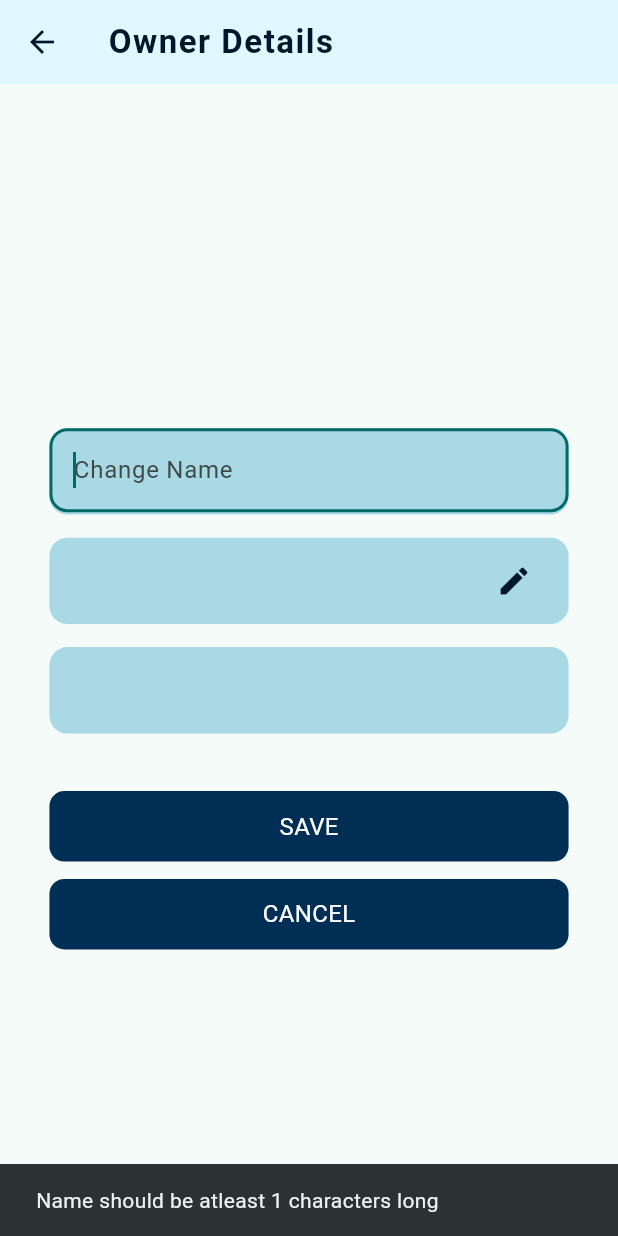
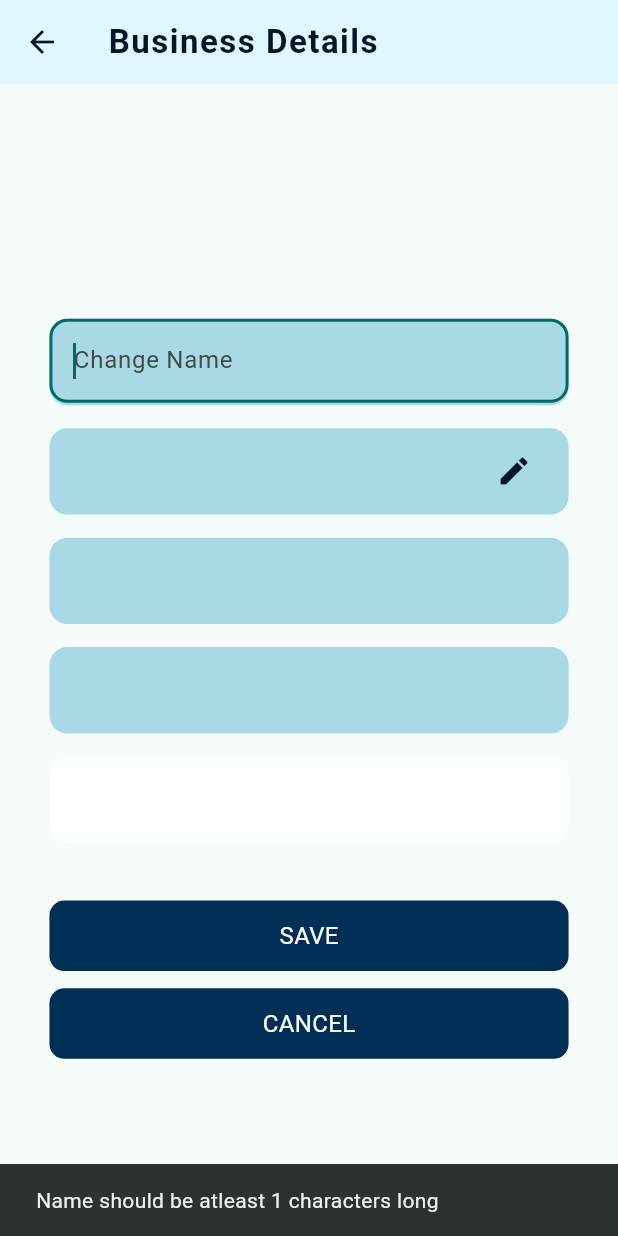
Before and after one commit to CodeWithJeet1204/LS-Business, a Flutter app: the BusinessDetailsPage screen opened by its route, after a tap on the "edit" icon, after a tap on "SAVE", on a phone screen of 412 x 824 dp. Run offline on Flutter 3.47's test engine with Material 3 defaults, Android fonts, the phone set to English and light mode, and no system bars; our stand-ins replace cloud_firestore, firebase_auth, firebase_core, firebase_storage, google_fonts, google_sign_in and 4 more; accounts and stored records are empty.

Commit message:
Business Details Page - UI + Firebase

```diff
--- a/lib/page/main/profile/business_details_page.dart
+++ b/lib/page/main/profile/business_details_page.dart
@@ -1,12 +1,14 @@
 import 'dart:typed_data';
 
 import 'package:cloud_firestore/cloud_firestore.dart';
+import 'package:find_easy/firebase/storage_methods.dart';
 import 'package:find_easy/utils/colors.dart';
 import 'package:find_easy/widgets/button.dart';
-import 'package:find_easy/widgets/image_pick_dialog.dart';
+import 'package:find_easy/widgets/image_picker.dart';
 import 'package:find_easy/widgets/snack_bar.dart';
 import 'package:firebase_auth/firebase_auth.dart';
 import 'package:flutter/material.dart';
+import 'package:image_picker/image_picker.dart';
 
 class BusinessDetailsPage extends StatefulWidget {
   const BusinessDetailsPage({super.key});
@@ -18,15 +20,16 @@ class BusinessDetailsPage extends StatefulWidget {
 class _BusinessDetailsPageState extends State<BusinessDetailsPage> {
   final FirebaseAuth auth = FirebaseAuth.instance;
   final TextEditingController nameController = TextEditingController();
-  final TextEditingController numberController = TextEditingController();
+  final TextEditingController addressController = TextEditingController();
   String name = "";
-  String phoneNo = "";
-  String email = "";
+  String address = "";
+  String industry = "";
+  String type = "";
+  String membership = "";
   String photoUrl = "";
-  Uint8List? newImage;
-  Map<String, dynamic> userData = {};
+  Map<String, dynamic> businessData = {};
   bool isChangingName = false;
-  bool isChangingNumber = false;
+  bool isChangingAddress = false;
   bool isSaving = false;
   bool isDataLoaded = false;
 
@@ -38,19 +41,21 @@ class _BusinessDetailsPageState extends State<BusinessDetailsPage> {
 
   getData() async {
     try {
-      DocumentSnapshot<Map<String, dynamic>> userSnap = await FirebaseFirestore
-          .instance
+      DocumentSnapshot<Map<String, dynamic>> businessSnap =
+          await FirebaseFirestore.instance
               .collection('Business')
               .doc('Owners')
-          .collection('Users')
+              .collection('Shops')
               .doc(FirebaseAuth.instance.currentUser!.uid)
               .get();
-      userData = userSnap.data()!;
+      businessData = businessSnap.data()!;
       setState(() {
-        name = userData["Name"];
-        phoneNo = userData["Phone Number"];
-        email = userData["Email"];
-        photoUrl = userData["Image"];
+        name = businessData["Name"];
+        address = businessData["Address"];
+        industry = businessData["Industry"];
+        type = businessData["Type"];
+        membership = businessData["MembershipName"];
+        photoUrl = businessData["Image"];
       });
 
       setState(() {});
@@ -59,9 +64,37 @@ class _BusinessDetailsPageState extends State<BusinessDetailsPage> {
     }
   }
 
-  void changeImage() {
-    newImage = showImagePickDialog(context);
-    if (newImage != null) {}
+  void changeImage() async {
+    Uint8List? im;
+    Uint8List? image = await pickImage(ImageSource.camera);
+    im = image;
+    if (im != null) {
+      print("AHHAHAHHAHA");
+      Map<String, dynamic> updatedUserImage = {
+        "Image": im,
+      };
+      print("Image updates in Map");
+      String userPhotoUrl = await StorageMethods().uploadImageToStorage(
+        'Profile/Shops',
+        updatedUserImage["Image"]!,
+        false,
+      );
+      print("Image updates in Storage");
+      updatedUserImage = {
+        "Image": userPhotoUrl,
+      };
+      print("Image updates in URL");
+      await FirebaseFirestore.instance
+          .collection('Business')
+          .doc('Owners')
+          .collection('Shops')
+          .doc(FirebaseAuth.instance.currentUser!.uid)
+          .update(updatedUserImage);
+      print("Image updates in Firestore");
+      Navigator.of(context).popAndPushNamed('/businessDetails');
+    } else {
+      mySnackBar(context, "Image not selected");
+    }
   }
 
   void save() async {
@@ -69,7 +102,7 @@ class _BusinessDetailsPageState extends State<BusinessDetailsPage> {
       setState(() {
         isSaving = false;
       });
-      if (isChangingName && !isChangingNumber) {
+      if (isChangingName && !isChangingAddress) {
         if (nameController.text.length < 1) {
           mySnackBar(context, "Name should be atleast 1 characters long");
           setState(() {
@@ -83,87 +116,72 @@ class _BusinessDetailsPageState extends State<BusinessDetailsPage> {
           await FirebaseFirestore.instance
               .collection('Business')
               .doc('Owners')
-              .collection('Users')
+              .collection('Shops')
               .doc(FirebaseAuth.instance.currentUser!.uid)
               .update(updatedUserName);
         }
         setState(() {
           isSaving = false;
           isChangingName = false;
-          isChangingNumber = false;
         });
-        Navigator.of(context).popAndPushNamed('/ownerDetails');
+        Navigator.of(context).popAndPushNamed('/businessDetails');
 
         return;
-      } else if (!isChangingName && isChangingNumber) {
-        if (numberController.text.length != 10) {
-          mySnackBar(context, "Number should be 10 characters long");
-          setState(() {
-            isSaving = false;
-          });
+      } else if (isChangingAddress && !isChangingName) {
+        if (addressController.text.length < 1) {
+          mySnackBar(context, "Address should be atleast 1 characters long");
           return;
         } else {
-          Map<String, dynamic> updatedUserNumber = {
-            "Phone Number": numberController.text.toString(),
+          Map<String, dynamic> updatedUserAddress = {
+            "Address": addressController.text.toString(),
           };
           await FirebaseFirestore.instance
               .collection('Business')
               .doc('Owners')
-              .collection('Users')
+              .collection('Shops')
               .doc(FirebaseAuth.instance.currentUser!.uid)
-              .update(updatedUserNumber);
+              .update(updatedUserAddress);
+        }
         setState(() {
           isSaving = false;
           isChangingName = false;
-            isChangingNumber = false;
         });
-          Navigator.of(context).popAndPushNamed('/ownerDetails');
-
+        Navigator.of(context).popAndPushNamed('/businessDetails');
         return;
+      } else if (isChangingAddress && isChangingName) {
+        if (addressController.text.length < 1) {
+          mySnackBar(context, "Address should be atleast 1 characters long");
+          return;
+        } else if (nameController.text.length < 1) {
+          mySnackBar(context, "Name should be atleast 1 characters long");
+        } else {
+          Map<String, dynamic> updatedUserAddress = {
+            "Address": addressController.text.toString(),
+          };
+          await FirebaseFirestore.instance
+              .collection('Business')
+              .doc('Owners')
+              .collection('Shops')
+              .doc(FirebaseAuth.instance.currentUser!.uid)
+              .update(updatedUserAddress);
         }
-      } else if (isChangingName && isChangingNumber) {
-        if (nameController.text.length < 1) {
-          mySnackBar(context, "Name should be atleast 1 characters long");
-          setState(() {
-            isSaving = false;
-          });
-          return;
-        }
-        if (numberController.text.length != 10) {
-          mySnackBar(context, "Number should be 10 characters long");
-          setState(() {
-            isSaving = false;
-          });
-          return;
-        } else {
-          // NAME
         Map<String, dynamic> updatedUserName = {
           "Name": nameController.text.toString(),
         };
         await FirebaseFirestore.instance
             .collection('Business')
             .doc('Owners')
-              .collection('Users')
+            .collection('Shops')
             .doc(FirebaseAuth.instance.currentUser!.uid)
             .update(updatedUserName);
 
-          // NUMBER
-          Map<String, dynamic> updatedUserNumber = {
-            "Phone Number": numberController.text.toString(),
-          };
-          await FirebaseFirestore.instance
-              .collection('Business')
-              .doc('Owners')
-              .collection('Users')
-              .doc(FirebaseAuth.instance.currentUser!.uid)
-              .update(updatedUserNumber);
         setState(() {
           isSaving = false;
           isChangingName = false;
-            isChangingNumber = false;
+          isChangingAddress = false;
         });
-          Navigator.of(context).popAndPushNamed('/ownerDetails');
-        }
+        Navigator.of(context).popAndPushNamed('/businessDetails');
+        return;
       }
       setState(() {
         isSaving = false;
@@ -178,7 +196,7 @@ class _BusinessDetailsPageState extends State<BusinessDetailsPage> {
     return Scaffold(
       resizeToAvoidBottomInset: false,
       appBar: AppBar(
-        title: Text("Owner Details"),
+        title: Text("Business Details"),
       ),
       body: /*!isDataLoaded
           ? Center(
@@ -273,10 +291,10 @@ class _BusinessDetailsPageState extends State<BusinessDetailsPage> {
                     color: primary2.withOpacity(0.9),
                     borderRadius: BorderRadius.circular(12),
                   ),
-                  child: isChangingNumber
+                  child: isChangingAddress
                       ? TextField(
                           autofocus: true,
-                          controller: numberController,
+                          controller: addressController,
                           decoration: InputDecoration(
                             hintText: "Change Number",
                             border: OutlineInputBorder(
@@ -289,7 +307,7 @@ class _BusinessDetailsPageState extends State<BusinessDetailsPage> {
                           children: [
                             SizedBox(width: width * 0.05),
                             Text(
-                              phoneNo,
+                              address,
                               style: TextStyle(
                                 fontSize: 16,
                               ),
@@ -298,7 +316,7 @@ class _BusinessDetailsPageState extends State<BusinessDetailsPage> {
                             IconButton(
                               onPressed: () {
                                 setState(() {
-                                  isChangingNumber = true;
+                                  isChangingAddress = true;
                                 });
                               },
                               icon: Icon(Icons.edit),
@@ -321,16 +339,63 @@ class _BusinessDetailsPageState extends State<BusinessDetailsPage> {
                     children: [
                       SizedBox(width: width * 0.05),
                       Text(
-                        email,
+                        industry,
                         style: TextStyle(
-                          fontSize: email.length > 22 ? 16 : 18,
+                          fontSize: industry.length > 22 ? 16 : 18,
+                        ),
+                      ),
+                    ],
+                  ),
+                ),
+                SizedBox(height: height * 0.02),
+                Container(
+                  width: width,
+                  height: height * 0.075,
+                  decoration: BoxDecoration(
+                    color: primary2.withOpacity(0.9),
+                    borderRadius: BorderRadius.circular(12),
+                  ),
+                  child: Row(
+                    mainAxisAlignment: MainAxisAlignment.start,
+                    children: [
+                      SizedBox(width: width * 0.05),
+                      Text(
+                        type,
+                        style: TextStyle(
+                          fontSize: industry.length > 22 ? 16 : 18,
+                        ),
+                      ),
+                    ],
+                  ),
+                ),
+                SizedBox(height: height * 0.02),
+                Container(
+                  width: width,
+                  height: height * 0.075,
+                  decoration: BoxDecoration(
+                    color: membership == "PREMIUM"
+                        ? const Color.fromARGB(255, 202, 226, 238)
+                        : membership == "GOLD"
+                            ? const Color.fromARGB(255, 253, 243, 154)
+                            : white,
+                    borderRadius: BorderRadius.circular(12),
+                  ),
+                  child: Row(
+                    mainAxisAlignment: MainAxisAlignment.start,
+                    children: [
+                      SizedBox(width: width * 0.05),
+                      Text(
+                        membership,
+                        style: TextStyle(
+                          fontSize: industry.length > 22 ? 16 : 18,
+                          fontWeight: FontWeight.w700,
                         ),
                       ),
                     ],
                   ),
                 ),
                 SizedBox(height: height * 0.05),
-                isChangingName || isChangingNumber
+                isChangingName || isChangingAddress
                     ? Column(
                         children: [
                           MyButton(
@@ -345,7 +410,7 @@ class _BusinessDetailsPageState extends State<BusinessDetailsPage> {
                             onTap: () {
                               setState(() {
                                 isChangingName = false;
-                                isChangingNumber = false;
+                                isChangingAddress = false;
                               });
                             },
                             isLoading: false,
--- a/lib/page/main/profile/profile_page.dart
+++ b/lib/page/main/profile/profile_page.dart
@@ -329,7 +329,12 @@ class _ProfilePageState extends State<ProfilePage> {
                               ),
                             ),
                             InkWell(
-                              onTap: () {},
+                              onTap: () async {
+                                await Navigator.of(context)
+                                    .pushNamed('/businessDetails');
+                                getData();
+                                setState(() {});
+                              },
                               child: Container(
                                 alignment: Alignment.center,
                                 width: width * 0.4,
```
Lines whose indentation alone changed are shown as unchanged.
